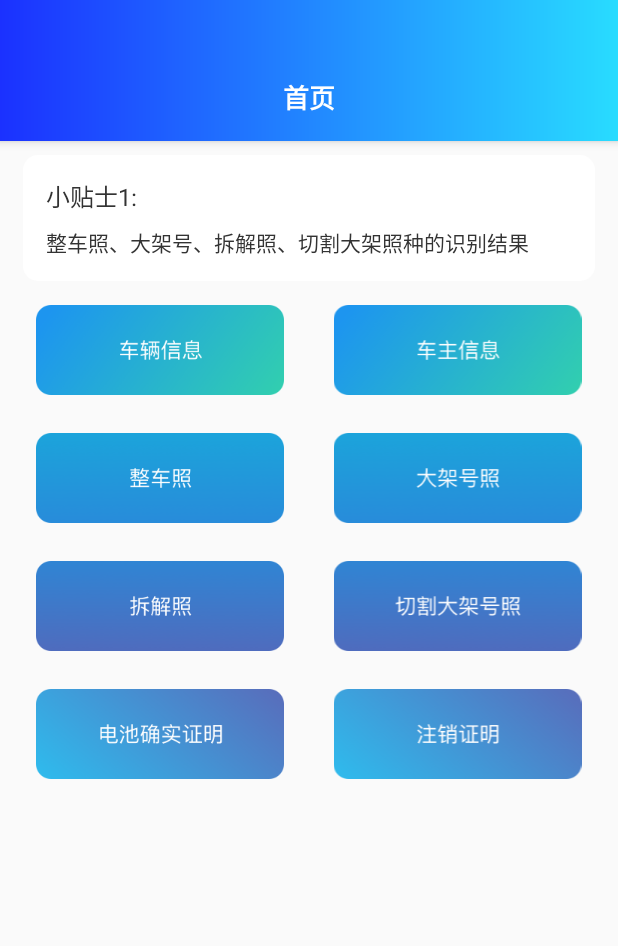
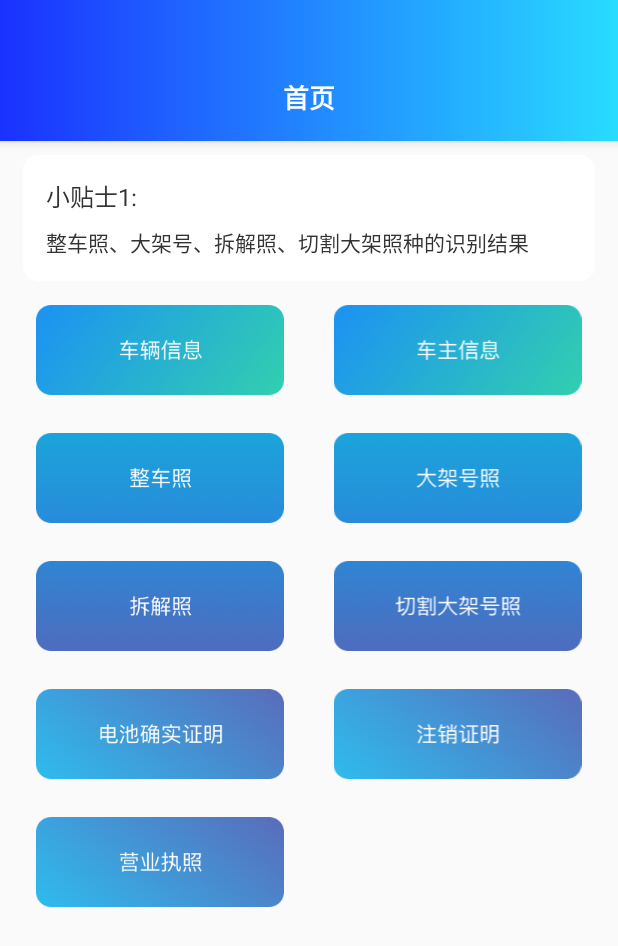
Before and after one commit to wuliang6661/car_system, an Android app: the layout fra_home.xml on its own in the app's theme, with its tools: preview values and no code run, on a phone screen of 412 x 824 dp. Shown: the top 946 px of the screen. Run offline under Robolectric (Android 15) with nearby library versions, the phone set to English and light mode, and no system bars.

```diff
--- a/app/src/main/java/com/hlbw/car_system/api/HttpService.java
+++ b/app/src/main/java/com/hlbw/car_system/api/HttpService.java
@@ -23,7 +23,7 @@ import rx.Observable;
 
 public interface HttpService {
 
-    String BASE_URL = "http://47.114.136.191:8080/";
+    String BASE_URL = "http://taixin.happydoit.com/prod-api/";
 
     /**
      * 登录
--- a/app/src/main/java/com/hlbw/car_system/bean/CarInfoBean.java
+++ b/app/src/main/java/com/hlbw/car_system/bean/CarInfoBean.java
@@ -7,6 +7,7 @@ public class CarInfoBean {
     public String title;
     public List<ItemVoListBean> itemVoList;
     public String images;
+    public String images1;
     public Integer type;
 
 }
--- a/app/src/main/res/layout/fra_home.xml
+++ b/app/src/main/res/layout/fra_home.xml
@@ -181,6 +181,33 @@
                     android:src="@mipmap/zhuxiaozhengming" />
 
             </LinearLayout>
+
+
+            <LinearLayout
+                android:layout_width="match_parent"
+                android:layout_height="wrap_content"
+                android:layout_marginTop="25dp"
+                android:orientation="horizontal">
+
+                <ImageView
+                    android:id="@+id/yingyezhizhao"
+                    android:layout_width="0dp"
+                    android:layout_height="wrap_content"
+                    android:layout_weight="1"
+                    android:scaleType="fitCenter"
+                    android:src="@mipmap/yingyezhizhao" />
+
+                <Space
+                    android:layout_width="15dp"
+                    android:layout_height="wrap_content" />
+
+                <ImageView
+                    android:layout_width="0dp"
+                    android:layout_height="wrap_content"
+                    android:layout_weight="1"
+                    android:scaleType="fitCenter" />
+
+            </LinearLayout>
         </LinearLayout>
     </androidx.core.widget.NestedScrollView>
 
```
Also changed, not shown: app/src/main/java/com/hlbw/car_system/constans/ConstansConfig.kt (+38 -36 lines), app/src/main/java/com/hlbw/car_system/ui/CameraActivity.kt (+16 -19 lines), app/src/main/java/com/hlbw/car_system/ui/CarenaResultActivity.kt (+51 -8 lines), app/src/main/java/com/hlbw/car_system/ui/main/home/HomeFragment.kt (+6 -10 lines), app/src/main/java/com/hlbw/car_system/utils/MyToastUtils.java (added, +45 -0 lines), app/src/main/res/drawable/shape_slide_1da3db_conner_10.xml (added, +9 -0 lines), app/src/main/res/drawable/shape_slide_60000000_conner_10dp.xml (added, +9 -0 lines), app/src/main/res/layout/act_carema_result.xml (+28 -0 lines), app/src/main/res/layout/toast_layout.xml (added, +28 -0 lines), app/src/main/res/mipmap-xhdpi/yingyezhizhao.png (added).
